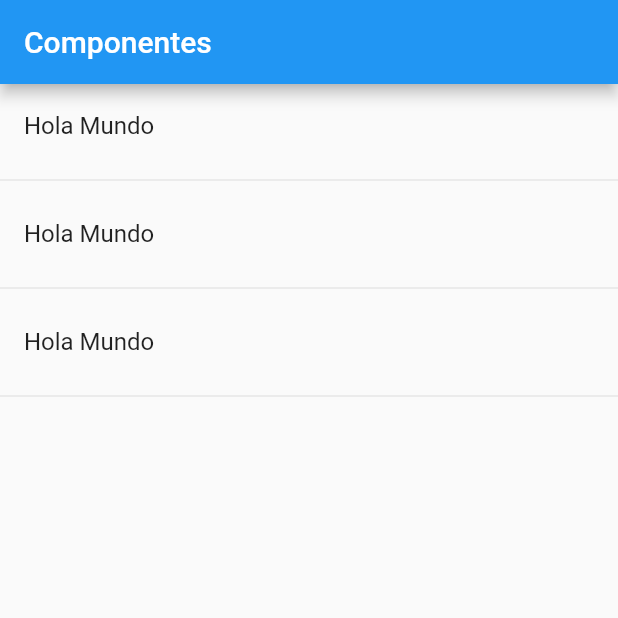
After one commit to himuraxkenji/ideal-memory, a Flutter app: the screen it shows after launch, on a phone screen of 412 x 824 dp, the top half of it. The commit adds this screen. Run offline on Flutter 3.47's test engine with Material 2 defaults, Android fonts, the phone set to English and light mode, and no system bars.

Commit message:
Home Page

```diff
--- a/lib/main.dart
+++ b/lib/main.dart
@@ -1,7 +1,8 @@
 import 'package:flutter/material.dart';
 
 // Mis paquetes
-import 'package:componentes/src/pages/home_temp.dart';
+// import 'package:componentes/src/pages/home_temp.dart';
+import 'package:componentes/src/pages/home_page.dart';
 
 void main() => runApp(MyApp());
 
@@ -11,7 +12,7 @@ class MyApp extends StatelessWidget {
     return MaterialApp(
       title: 'Componentes App',
       debugShowCheckedModeBanner: false,
-      home:HomePageTemp()
+      home:HomePage()
     );
   }
 }
--- /dev/null
+++ b/lib/src/pages/home_page.dart
@@ -0,0 +1,33 @@
+import 'package:flutter/material.dart';
+
+class HomePage extends StatelessWidget {
+
+  @override
+  Widget build(BuildContext context) {
+    return Scaffold(
+      appBar: AppBar(
+        title: Text('Componentes')
+      ),
+      body: _lista(),
+    );
+  }
+
+  Widget _lista() {
+    return ListView(
+      children: _listaItems(),
+    );
+  }
+
+  List<Widget> _listaItems() {
+    return [
+      ListTile( title: Text('Hola Mundo'),),
+      Divider(),
+      ListTile( title: Text('Hola Mundo'),),
+      Divider(),
+      ListTile( title: Text('Hola Mundo'),),
+      Divider(),
+
+
+    ];
+  }
+}
```
Also changed, not shown: 1 other file.
